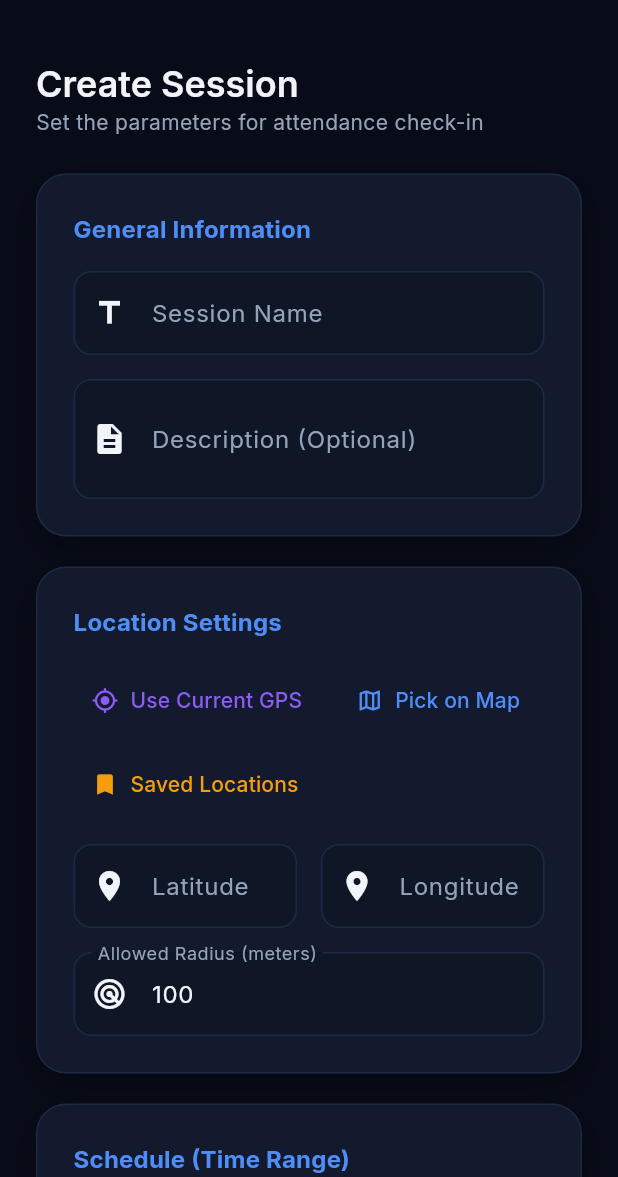
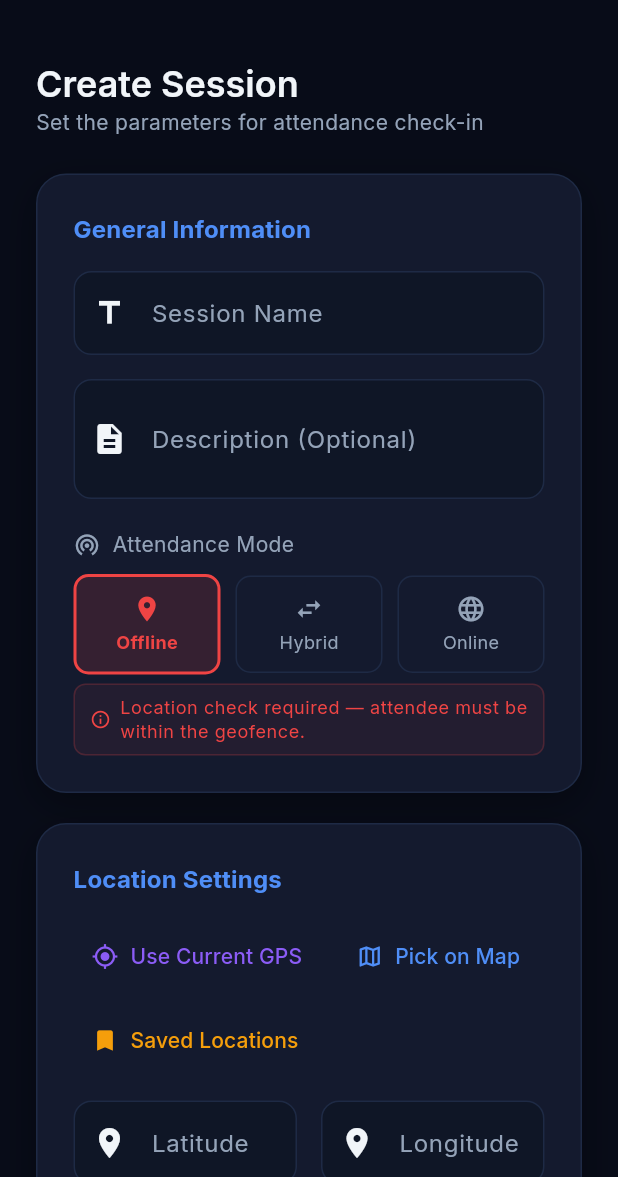
Before and after one commit to eduardusnico/atvara-app, a Flutter app: the AdminCreateSessionScreen screen opened by its route, on a phone screen of 412 x 824 dp, the part 59-1236 px from its top. Run offline on Flutter 3.47's test engine with Material 3 defaults, Android fonts, the phone set to English and light mode, and no system bars; our stand-ins replace csv, device_info_plus, flutter_map, geolocator, go_router, google_fonts and 6 more; missing offline and left inert: dart:js_interop; accounts and stored records are empty.

Commit message:
feat: attendance mode

```diff
--- a/lib/models/session.dart
+++ b/lib/models/session.dart
@@ -1,3 +1,40 @@
+enum AttendanceMode { offline, online, hybrid }
+
+extension AttendanceModeExtension on AttendanceMode {
+  String get value {
+    switch (this) {
+      case AttendanceMode.offline:
+        return 'offline';
+      case AttendanceMode.online:
+        return 'online';
+      case AttendanceMode.hybrid:
+        return 'hybrid';
+    }
+  }
+
+  String get label {
+    switch (this) {
+      case AttendanceMode.offline:
+        return 'Offline';
+      case AttendanceMode.online:
+        return 'Online';
+      case AttendanceMode.hybrid:
+        return 'Hybrid';
+    }
+  }
+
+  static AttendanceMode fromString(String? value) {
+    switch (value) {
+      case 'online':
+        return AttendanceMode.online;
+      case 'hybrid':
+        return AttendanceMode.hybrid;
+      default:
+        return AttendanceMode.offline;
+    }
+  }
+}
+
 class Session {
   final String id;
   final String name;
@@ -10,6 +47,7 @@ class Session {
   final bool isActive;
   final DateTime createdAt;
   final int attendeeCount;
+  final AttendanceMode attendanceMode;
 
   const Session({
     required this.id,
@@ -23,6 +61,7 @@ class Session {
     required this.isActive,
     required this.createdAt,
     this.attendeeCount = 0,
+    this.attendanceMode = AttendanceMode.offline,
   });
 
   factory Session.fromJson(Map<String, dynamic> json) => Session(
@@ -37,6 +76,9 @@ class Session {
         isActive: json['is_active'] as bool,
         createdAt: DateTime.parse(json['created_at'] as String).toLocal(),
         attendeeCount: json['attendee_count'] as int? ?? 0,
+        attendanceMode: AttendanceModeExtension.fromString(
+          json['attendance_mode'] as String?,
+        ),
       );
 
   Map<String, dynamic> toInsertJson() => {
@@ -48,6 +90,7 @@ class Session {
         'start_time': startTime.toUtc().toIso8601String(),
         'end_time': endTime.toUtc().toIso8601String(),
         'is_active': isActive,
+        'attendance_mode': attendanceMode.value,
       };
 
   SessionStatus get status {
--- a/lib/screens/admin/admin_create_session_screen.dart
+++ b/lib/screens/admin/admin_create_session_screen.dart
@@ -8,6 +8,7 @@ import 'package:latlong2/latlong.dart';
 import 'package:shared_preferences/shared_preferences.dart';
 
 import '../../models/session.dart';
+import '../../widgets/attendance_mode_selector.dart';
 import '../../services/location_service.dart';
 import '../../services/session_service.dart';
 import '../../theme.dart';
@@ -118,6 +119,7 @@ class _AdminCreateSessionScreenState extends State<AdminCreateSessionScreen> {
   bool _loading = false;
   bool _detectingLocation = false;
   String? _errorMessage;
+  AttendanceMode _attendanceMode = AttendanceMode.offline;
 
   List<SavedLocation> _savedLocations = [];
   bool _savedLocationsLoaded = false;
@@ -318,17 +320,25 @@ class _AdminCreateSessionScreenState extends State<AdminCreateSessionScreen> {
 
   Future<void> _save() async {
     if (!_formKey.currentState!.validate()) return;
-    final lat = double.tryParse(_latCtrl.text);
-    final lng = double.tryParse(_lngCtrl.text);
-    final radius = int.tryParse(_radiusCtrl.text);
-    if (lat == null || lng == null) {
+
+    // Location fields only required for offline / hybrid
+    double lat = 0;
+    double lng = 0;
+    int radius = 0;
+    if (_attendanceMode != AttendanceMode.online) {
+      lat = double.tryParse(_latCtrl.text) ?? 0;
+      lng = double.tryParse(_lngCtrl.text) ?? 0;
+      radius = int.tryParse(_radiusCtrl.text) ?? 0;
+      if (lat == 0 && lng == 0) {
         setState(() => _errorMessage = 'Please enter valid coordinates');
         return;
       }
-    if (radius == null || radius <= 0) {
+      if (radius <= 0) {
         setState(() => _errorMessage = 'Please enter a valid radius (> 0)');
         return;
       }
+    }
+
     final startDateTime = DateTime(
       _startDate.year,
       _startDate.month,
@@ -365,6 +375,7 @@ class _AdminCreateSessionScreenState extends State<AdminCreateSessionScreen> {
         endTime: endDateTime,
         isActive: true,
         createdAt: DateTime.now(),
+        attendanceMode: _attendanceMode,
       );
       await SessionService.createSession(session);
       if (!mounted) return;
@@ -484,12 +495,19 @@ class _AdminCreateSessionScreenState extends State<AdminCreateSessionScreen> {
                           ),
                           maxLines: 2,
                         ),
+                        const SizedBox(height: 20),
+                        AttendanceModeSelector(
+                          selected: _attendanceMode,
+                          onChanged: (mode) =>
+                              setState(() => _attendanceMode = mode),
+                        ),
                       ],
                     ),
                   ),
                   const SizedBox(height: 20),
 
-                  // ── Geofencing Card ─────────────────────────────────────
+                  // ── Geofencing Card (hidden for online mode) ─────────────
+                  if (_attendanceMode != AttendanceMode.online)
                     GlassCard(
                       child: Column(
                         crossAxisAlignment: CrossAxisAlignment.start,
@@ -503,33 +521,6 @@ class _AdminCreateSessionScreenState extends State<AdminCreateSessionScreen> {
                                   style: Theme.of(context).textTheme.titleMedium
                                       ?.copyWith(
                                         color: AppColors.primary,
-                                      fontWeight: FontWeight.bold,
-                                    ),
-                              ),
-                            ),
-                            if (_savedLocationsLoaded &&
-                                _savedLocations.isNotEmpty)
-                              Container(
-                                padding: const EdgeInsets.symmetric(
-                                  horizontal: 8,
-                                  vertical: 2,
-                                ),
-                                decoration: BoxDecoration(
-                                  color: AppColors.primary.withValues(
-                                    alpha: 0.15,
-                                  ),
-                                  borderRadius: BorderRadius.circular(12),
-                                  border: Border.all(
-                                    color: AppColors.primary.withValues(
-                                      alpha: 0.4,
-                                    ),
-                                  ),
-                                ),
-                                child: Text(
-                                  '${_savedLocations.length} saved',
-                                  style: const TextStyle(
-                                    color: AppColors.primary,
-                                    fontSize: 11,
                                         fontWeight: FontWeight.bold,
                                       ),
                                 ),
@@ -671,7 +662,7 @@ class _AdminCreateSessionScreenState extends State<AdminCreateSessionScreen> {
                     ),
                   const SizedBox(height: 20),
 
-                  // ── Schedule ─────────────────────────────────────────────
+                  // ── Schedule ──────────────────────────────────
                   GlassCard(
                     child: Column(
                       crossAxisAlignment: CrossAxisAlignment.start,
--- a/lib/screens/admin/admin_session_detail_screen.dart
+++ b/lib/screens/admin/admin_session_detail_screen.dart
@@ -541,22 +541,29 @@ class _AdminSessionDetailScreenState extends State<AdminSessionDetailScreen> {
                     LayoutBuilder(
                       builder: (context, constraints) {
                         final isNarrow = constraints.maxWidth < 600;
+                        final isOnline =
+                            session.attendanceMode == AttendanceMode.online;
                         return GridView.count(
                           shrinkWrap: true,
                           physics: const NeverScrollableScrollPhysics(),
-                          crossAxisCount: isNarrow ? 2 : 4,
+                          crossAxisCount: isNarrow ? 2 : 5,
                           childAspectRatio: isNarrow ? 2.2 : 2.5,
                           crossAxisSpacing: 16,
                           mainAxisSpacing: 16,
                           children: [
                             _buildInfoTile(
-                              'Location Target',
-                              '${session.targetLat.toStringAsFixed(5)}, ${session.targetLng.toStringAsFixed(5)}',
-                              Icons.location_on,
+                              'Mode',
+                              session.attendanceMode.label,
+                              _attendanceModeIcon(session.attendanceMode),
+                              iconColor: _attendanceModeColor(
+                                session.attendanceMode,
+                              ),
                             ),
                             _buildInfoTile(
                               'Allowed Radius',
-                              '${session.radiusMeters} meters',
+                              isOnline
+                                  ? 'N/A'
+                                  : '${session.radiusMeters} meters',
                               Icons.radar,
                             ),
                             _buildInfoTile(
@@ -773,8 +780,29 @@ class _AdminSessionDetailScreenState extends State<AdminSessionDetailScreen> {
                                   ),
                                 ),
                               ),
-                              DataCell(
-                                Row(
+                              DataCell(() {
+                                final hasLocation =
+                                    r.userLat != 0 || r.userLng != 0;
+                                if (!hasLocation) {
+                                  return Row(
+                                    children: [
+                                      const Icon(
+                                        Icons.location_off_outlined,
+                                        color: Colors.grey,
+                                        size: 16,
+                                      ),
+                                      const SizedBox(width: 6),
+                                      Text(
+                                        'N/A',
+                                        style: TextStyle(
+                                          color: Colors.grey[400],
+                                          fontWeight: FontWeight.bold,
+                                        ),
+                                      ),
+                                    ],
+                                  );
+                                }
+                                return Row(
                                   children: [
                                     Icon(
                                       isTooFar
@@ -796,8 +824,8 @@ class _AdminSessionDetailScreenState extends State<AdminSessionDetailScreen> {
                                       ),
                                     ),
                                   ],
-                                ),
-                              ),
+                                );
+                              }()),
                               DataCell(Text(timeFormat.format(r.submittedAt))),
                               DataCell(
                                 Text(
@@ -822,13 +850,18 @@ class _AdminSessionDetailScreenState extends State<AdminSessionDetailScreen> {
     );
   }
 
-  Widget _buildInfoTile(String label, String value, IconData icon) {
+  Widget _buildInfoTile(
+    String label,
+    String value,
+    IconData icon, {
+    Color? iconColor,
+  }) {
     return Column(
       crossAxisAlignment: CrossAxisAlignment.start,
       children: [
         Row(
           children: [
-            Icon(icon, size: 14, color: AppColors.secondary),
+            Icon(icon, size: 14, color: iconColor ?? AppColors.secondary),
             const SizedBox(width: 6),
             Text(
               label,
@@ -843,13 +876,29 @@ class _AdminSessionDetailScreenState extends State<AdminSessionDetailScreen> {
         const SizedBox(height: 6),
         SelectableText(
           value,
-          style: const TextStyle(
+          style: TextStyle(
             fontSize: 13,
             fontWeight: FontWeight.bold,
-            color: Colors.white,
+            color: iconColor ?? Colors.white,
           ),
         ),
       ],
     );
   }
+
+  IconData _attendanceModeIcon(AttendanceMode mode) {
+    return switch (mode) {
+      AttendanceMode.offline => Icons.location_on,
+      AttendanceMode.online => Icons.language,
+      AttendanceMode.hybrid => Icons.swap_horiz,
+    };
+  }
+
+  Color _attendanceModeColor(AttendanceMode mode) {
+    return switch (mode) {
+      AttendanceMode.offline => AppColors.error,
+      AttendanceMode.online => AppColors.success,
+      AttendanceMode.hybrid => AppColors.warning,
+    };
+  }
 }
--- a/lib/screens/admin/admin_sessions_screen.dart
+++ b/lib/screens/admin/admin_sessions_screen.dart
@@ -327,6 +327,11 @@ class _AdminSessionsScreenState extends State<AdminSessionsScreen> {
                         ),
                         const SizedBox(width: 8),
                         _statusBadge(status.label, statusColor),
+                        const SizedBox(width: 8),
+                        _statusBadge(
+                          session.attendanceMode.label,
+                          _modeColor(session.attendanceMode),
+                        ),
                       ],
                     ),
                     if (session.description != null &&
@@ -353,8 +358,10 @@ class _AdminSessionsScreenState extends State<AdminSessionsScreen> {
               ),
               const SizedBox(width: 12),
               _infoChip(Icons.people, '${session.attendeeCount} attendees'),
-              const SizedBox(width: 12),
-              _infoChip(Icons.radar, '${session.radiusMeters}m radius'),
+              if (session.attendanceMode != AttendanceMode.online) ...[
+                const SizedBox(width: 12),
+                _infoChip(Icons.radar, '${session.radiusMeters}m radius'),
+              ],
             ],
           ),
           const SizedBox(height: 14),
@@ -434,4 +441,12 @@ class _AdminSessionsScreenState extends State<AdminSessionsScreen> {
       ],
     );
   }
+
+  Color _modeColor(AttendanceMode mode) {
+    return switch (mode) {
+      AttendanceMode.offline => AppColors.primary,
+      AttendanceMode.online => AppColors.success,
+      AttendanceMode.hybrid => AppColors.warning,
+    };
+  }
 }
--- /dev/null
+++ b/lib/widgets/attendance_mode_selector.dart
@@ -0,0 +1,173 @@
+import 'package:flutter/material.dart';
+import '../models/session.dart';
+import '../theme.dart';
+
+/// A segmented chip selector for choosing the attendance mode.
+/// Shows three chips: Offline, Hybrid, Online.
+class AttendanceModeSelector extends StatelessWidget {
+  final AttendanceMode selected;
+  final ValueChanged<AttendanceMode> onChanged;
+
+  const AttendanceModeSelector({
+    super.key,
+    required this.selected,
+    required this.onChanged,
+  });
+
+  @override
+  Widget build(BuildContext context) {
+    return Column(
+      crossAxisAlignment: CrossAxisAlignment.start,
+      children: [
+        Row(
+          children: [
+            const Icon(
+              Icons.wifi_tethering,
+              color: AppColors.textSecondary,
+              size: 18,
+            ),
+            const SizedBox(width: 8),
+            Text(
+              'Attendance Mode',
+              style: Theme.of(context).textTheme.bodyMedium?.copyWith(
+                    color: AppColors.textSecondary,
+                  ),
+            ),
+          ],
+        ),
+        const SizedBox(height: 10),
+        Row(
+          children: [
+            _ModeChip(
+              mode: AttendanceMode.offline,
+              selected: selected,
+              icon: Icons.location_on,
+              label: 'Offline',
+              color: AppColors.error,
+              onTap: onChanged,
+            ),
+            const SizedBox(width: 10),
+            _ModeChip(
+              mode: AttendanceMode.hybrid,
+              selected: selected,
+              icon: Icons.swap_horiz,
+              label: 'Hybrid',
+              color: AppColors.warning,
+              onTap: onChanged,
+            ),
+            const SizedBox(width: 10),
+            _ModeChip(
+              mode: AttendanceMode.online,
+              selected: selected,
+              icon: Icons.language,
+              label: 'Online',
+              color: AppColors.success,
+              onTap: onChanged,
+            ),
+          ],
+        ),
+        const SizedBox(height: 6),
+        _buildDescription(context),
+      ],
+    );
+  }
+
+  Widget _buildDescription(BuildContext context) {
+    final (description, color) = switch (selected) {
+      AttendanceMode.offline => (
+          'Location check required — attendee must be within the geofence.',
+          AppColors.error,
+        ),
+      AttendanceMode.hybrid => (
+          'Location is tracked but not required to submit attendance.',
+          AppColors.warning,
+        ),
+      AttendanceMode.online => (
+          'No location check — anyone with the link can attend remotely.',
+          AppColors.success,
+        ),
+    };
+
+    return Container(
+      padding: const EdgeInsets.symmetric(horizontal: 10, vertical: 7),
+      decoration: BoxDecoration(
+        color: color.withValues(alpha: 0.07),
+        borderRadius: BorderRadius.circular(8),
+        border: Border.all(color: color.withValues(alpha: 0.2)),
+      ),
+      child: Row(
+        children: [
+          Icon(Icons.info_outline, color: color, size: 14),
+          const SizedBox(width: 6),
+          Expanded(
+            child: Text(
+              description,
+              style: Theme.of(context).textTheme.bodySmall?.copyWith(
+                    color: color,
+                  ),
+            ),
+          ),
+        ],
+      ),
+    );
+  }
+}
+
+class _ModeChip extends StatelessWidget {
+  final AttendanceMode mode;
+  final AttendanceMode selected;
+  final IconData icon;
+  final String label;
+  final Color color;
+  final ValueChanged<AttendanceMode> onTap;
+
+  const _ModeChip({
+    required this.mode,
+    required this.selected,
+    required this.icon,
+    required this.label,
+    required this.color,
+    required this.onTap,
+  });
+
+  @override
+  Widget build(BuildContext context) {
+    final isSelected = mode == selected;
+    return Expanded(
+      child: GestureDetector(
+        onTap: () => onTap(mode),
+        child: AnimatedContainer(
+          duration: const Duration(milliseconds: 200),
+          padding: const EdgeInsets.symmetric(vertical: 11, horizontal: 8),
+          decoration: BoxDecoration(
+            color: isSelected ? color.withValues(alpha: 0.15) : Colors.transparent,
+            border: Border.all(
+              color: isSelected ? color : AppColors.cardBorder,
+              width: isSelected ? 2 : 1,
+            ),
+            borderRadius: BorderRadius.circular(10),
+          ),
+          child: Column(
+            mainAxisSize: MainAxisSize.min,
+            children: [
+              Icon(
+                icon,
+                color: isSelected ? color : AppColors.textSecondary,
+                size: 20,
+              ),
+              const SizedBox(height: 4),
+              Text(
+                label,
+                style: TextStyle(
+                  fontSize: 12,
+                  fontWeight: isSelected ? FontWeight.bold : FontWeight.normal,
+                  color: isSelected ? color : AppColors.textSecondary,
+                ),
+              ),
+            ],
+          ),
+        ),
+      ),
+    );
+  }
+}
```
Also changed, not shown: lib/screens/attend/attend_form_screen.dart (+100 -31 lines). Lines whose indentation alone changed are shown as unchanged.
